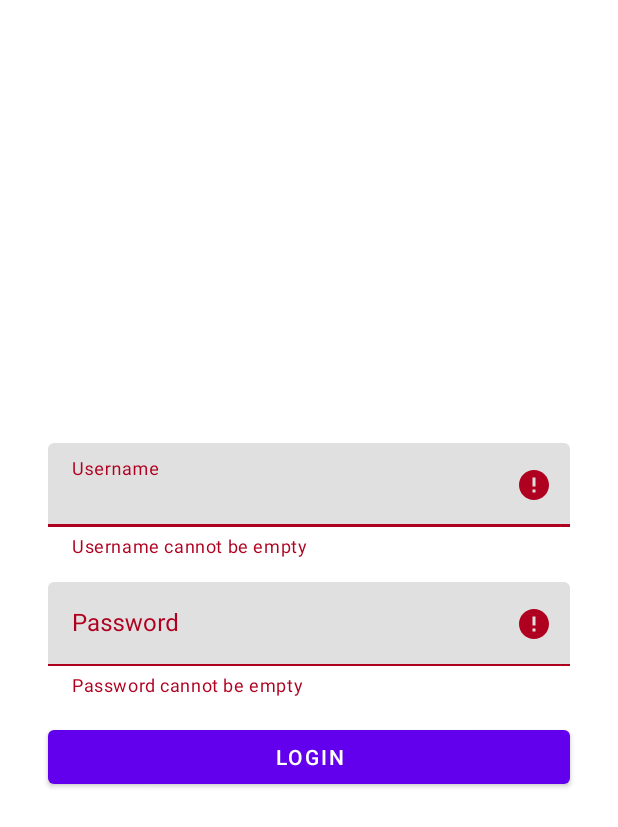
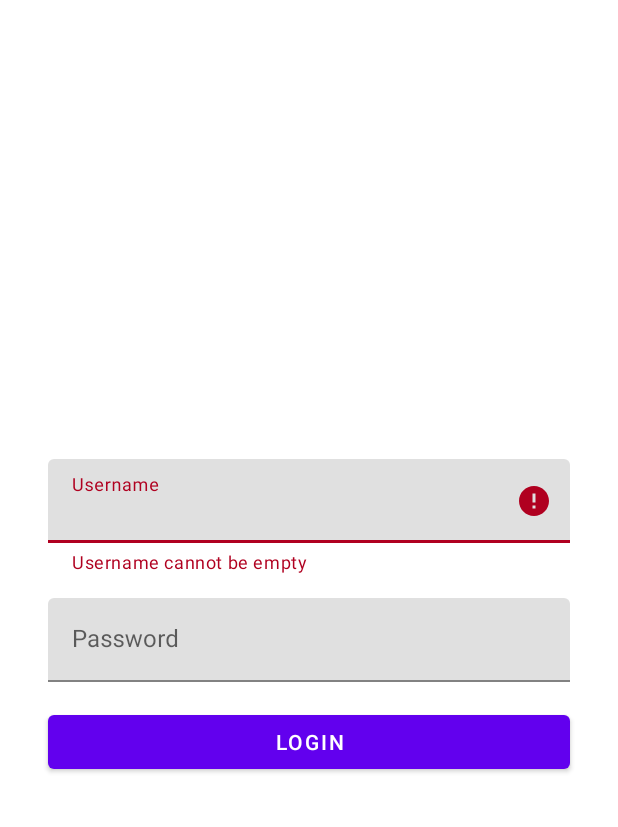
Before and after one commit to alex-a1973/TravelBlog, an Android app: the screen it shows after launch (LoginActivity), after a tap on "LOGIN", on a phone screen of 412 x 824 dp. Shown: the top 827 px of the screen. Run offline under Robolectric (Android 15) with nearby library versions, the phone set to English and light mode, and no system bars.

Commit message:
TravelBlog: Login screen (loading indicator)

```diff
--- a/app/src/main/java/com/example/travelblog/LoginActivity.java
+++ b/app/src/main/java/com/example/travelblog/LoginActivity.java
@@ -4,6 +4,8 @@ import android.app.AlertDialog;
 import android.os.Bundle;
 import android.text.Editable;
 import android.text.TextWatcher;
+import android.view.View;
+import android.widget.ProgressBar;
 
 import androidx.annotation.Nullable;
 import androidx.appcompat.app.AppCompatActivity;
@@ -15,6 +17,7 @@ public class LoginActivity extends AppCompatActivity {
     private TextInputLayout textUsernameLayout;
     private TextInputLayout textPasswordInput;
     private MaterialButton loginButton;
+    private ProgressBar progressBar;
 
     @Override
     protected void onCreate(@Nullable Bundle savedInstanceState) {
@@ -24,6 +27,7 @@ public class LoginActivity extends AppCompatActivity {
         textUsernameLayout = findViewById(R.id.textUsernameLayout);
         textPasswordInput = findViewById(R.id.textPasswordInput);
         loginButton = findViewById(R.id.loginButton);
+        progressBar = findViewById(R.id.progressBar);
 
         // Validation and error messages
         loginButton.setOnClickListener(v -> onLoginClicked());
@@ -36,15 +40,14 @@ public class LoginActivity extends AppCompatActivity {
     private void onLoginClicked() {
         String username = textUsernameLayout.getEditText().getText().toString();
         String password = textPasswordInput.getEditText().getText().toString();
-        if (username.isEmpty() && password.isEmpty()) {
+        if (username.isEmpty()) {
             textUsernameLayout.setError("Username cannot be empty");
-            textPasswordInput.setError("Password cannot be empty");
         } else if (password.isEmpty()) {
             textPasswordInput.setError("Password cannot be empty");
         } else if (!username.equals("admin") && !password.equals("admin")) {
             showErrorDialog();
         } else {
-            textUsernameLayout.setError("Username cannot be empty");
+            performLogin();
         }
     }
 
@@ -70,4 +73,11 @@ public class LoginActivity extends AppCompatActivity {
             .setPositiveButton("OK", (dialog, which) -> dialog.dismiss())
             .show();
     }
+
+    private void performLogin() {
+        loginButton.setVisibility(View.INVISIBLE);
+        progressBar.setVisibility(View.VISIBLE);
+        textUsernameLayout.setEnabled(false);
+        textPasswordInput.setEnabled(false);
+    }
 }
--- a/app/src/main/res/layout/activity_login.xml
+++ b/app/src/main/res/layout/activity_login.xml
@@ -61,6 +61,16 @@
             app:layout_constraintTop_toBottomOf="@+id/textPasswordInput"
             app:layout_constraintBottom_toBottomOf="parent"/>
 
+        <ProgressBar
+            android:id="@+id/progressBar"
+            android:layout_width="wrap_content"
+            android:layout_height="wrap_content"
+            android:visibility="invisible"
+            app:layout_constraintBottom_toBottomOf="@+id/loginButton"
+            app:layout_constraintEnd_toEndOf="@+id/loginButton"
+            app:layout_constraintStart_toStartOf="@+id/loginButton"
+            app:layout_constraintStart_toEndOf="@id/loginButton" />
+
     </androidx.constraintlayout.widget.ConstraintLayout>
 
 </ScrollView>
```
